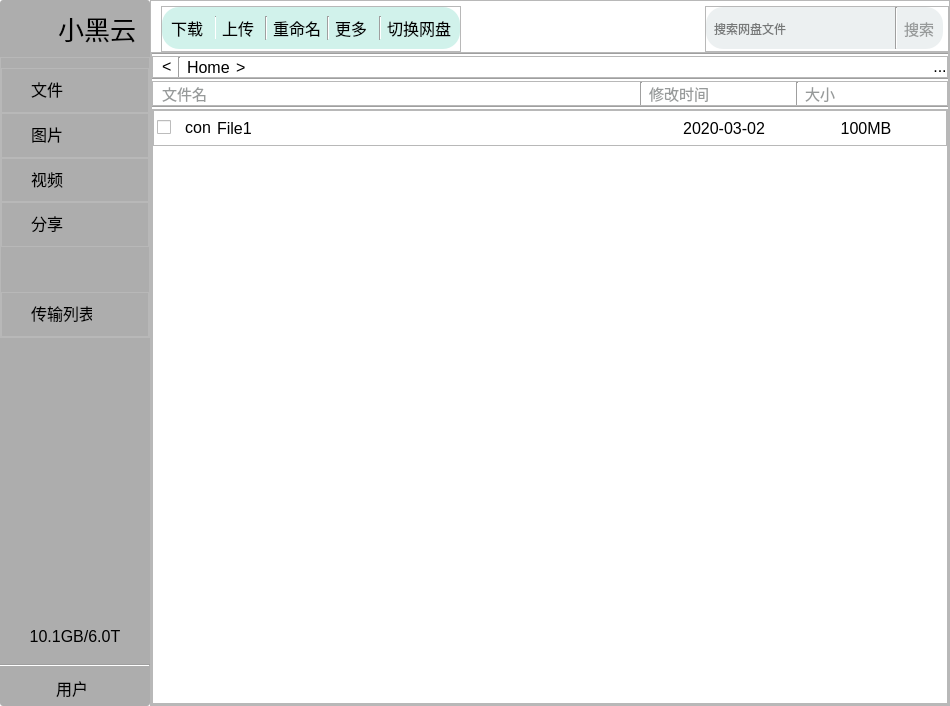
First picture: the form in ui/Main/SBCclient.ui, repository aibotez/SBCClientV2, before the edit.
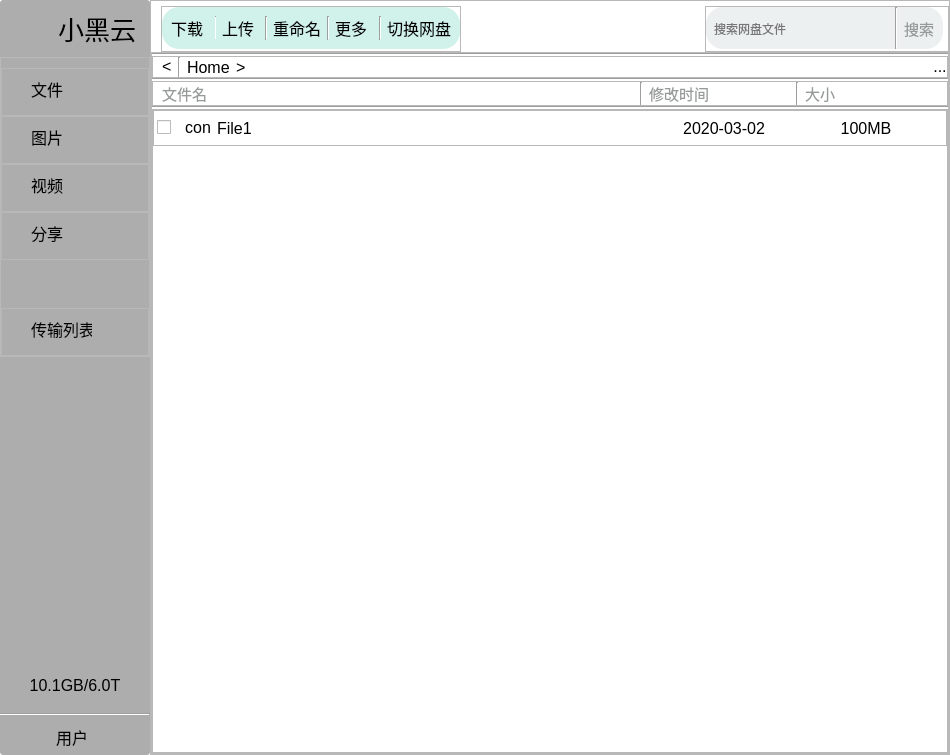
Second picture: the form after the edit. Icons and pictures are not drawn.

Patch:
```diff
--- a/ui/Main/SBCclient.ui
+++ b/ui/Main/SBCclient.ui
@@ -7,7 +7,7 @@
     <x>0</x>
     <y>0</y>
     <width>950</width>
-    <height>706</height>
+    <height>755</height>
    </rect>
   </property>
   <property name="minimumSize">
@@ -1136,7 +1136,7 @@
                    <x>0</x>
                    <y>0</y>
                    <width>797</width>
-                   <height>579</height>
+                   <height>628</height>
                   </rect>
                  </property>
                  <property name="layoutDirection">
```
